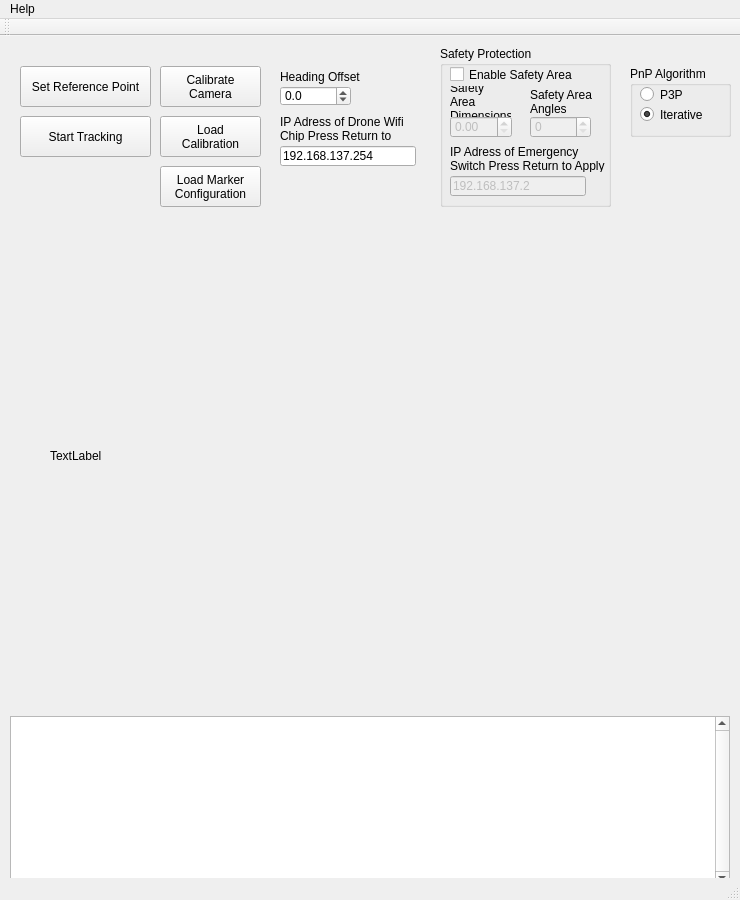
LordTofu/RigidTrack, file 4000_Visualization/4100_Benchmark_Visualization/Camera_Tracking/RigidTrack/RigidTrack/RigidTrack.ui: the form before one commit.
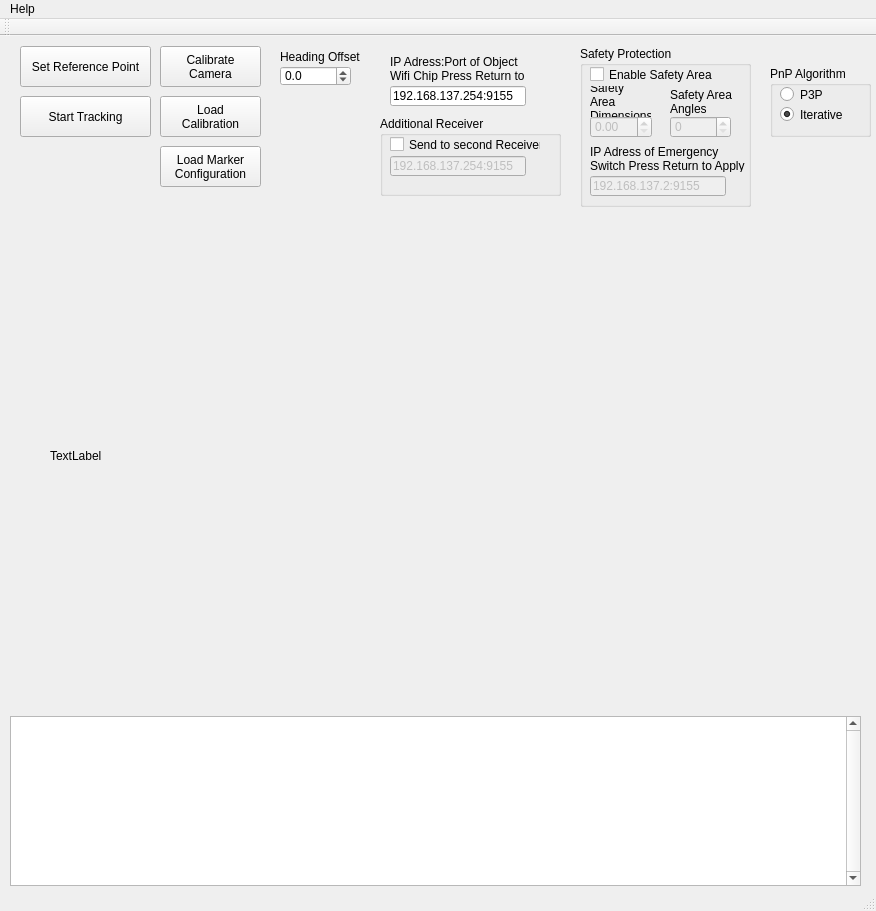
The form after the commit.

Commit message: # changed OpenCV from 3.1 to 3.2 # included IP adress and port field in the gui # renamed variables in source code

```diff
--- a/4000_Visualization/4100_Benchmark_Visualization/Camera_Tracking/RigidTrack/RigidTrack/RigidTrack.ui
+++ b/4000_Visualization/4100_Benchmark_Visualization/Camera_Tracking/RigidTrack/RigidTrack/RigidTrack.ui
@@ -6,8 +6,8 @@
    <rect>
     <x>0</x>
     <y>0</y>
-    <width>740</width>
-    <height>900</height>
+    <width>876</width>
+    <height>911</height>
    </rect>
   </property>
   <property name="windowTitle">
@@ -18,7 +18,7 @@
     <property name="geometry">
      <rect>
       <x>20</x>
-      <y>80</y>
+      <y>60</y>
       <width>131</width>
       <height>41</height>
      </rect>
@@ -47,7 +47,7 @@
     <property name="geometry">
      <rect>
       <x>20</x>
-      <y>30</y>
+      <y>10</y>
       <width>131</width>
       <height>41</height>
      </rect>
@@ -60,7 +60,7 @@
     <property name="geometry">
      <rect>
       <x>160</x>
-      <y>30</y>
+      <y>10</y>
       <width>101</width>
       <height>41</height>
      </rect>
@@ -74,7 +74,7 @@
     <property name="geometry">
      <rect>
       <x>160</x>
-      <y>80</y>
+      <y>60</y>
       <width>101</width>
       <height>41</height>
      </rect>
@@ -89,7 +89,7 @@
      <rect>
       <x>10</x>
       <y>680</y>
-      <width>720</width>
+      <width>851</width>
       <height>170</height>
      </rect>
     </property>
@@ -101,7 +101,7 @@
     <property name="geometry">
      <rect>
       <x>280</x>
-      <y>50</y>
+      <y>30</y>
       <width>71</width>
       <height>20</height>
      </rect>
@@ -120,7 +120,7 @@
     <property name="geometry">
      <rect>
       <x>280</x>
-      <y>30</y>
+      <y>10</y>
       <width>136</width>
       <height>21</height>
      </rect>
@@ -132,27 +132,27 @@
    <widget class="QLineEdit" name="leIPDrone">
     <property name="geometry">
      <rect>
-      <x>280</x>
-      <y>110</y>
+      <x>390</x>
+      <y>50</y>
       <width>136</width>
       <height>20</height>
      </rect>
     </property>
     <property name="text">
-     <string>192.168.137.254</string>
+     <string>192.168.137.254:9155</string>
     </property>
    </widget>
    <widget class="QLabel" name="label_2">
     <property name="geometry">
      <rect>
-      <x>280</x>
-      <y>80</y>
+      <x>390</x>
+      <y>20</y>
       <width>141</width>
       <height>26</height>
      </rect>
     </property>
     <property name="text">
-     <string>IP Adress of Drone Wifi Chip Press Return to Apply Changes</string>
+     <string>IP Adress:Port of Object Wifi Chip Press Return to Apply Changes</string>
     </property>
     <property name="wordWrap">
      <bool>true</bool>
@@ -161,7 +161,7 @@
    <widget class="QGroupBox" name="groupBox">
     <property name="geometry">
      <rect>
-      <x>630</x>
+      <x>770</x>
       <y>30</y>
       <width>101</width>
       <height>71</height>
@@ -203,7 +203,7 @@
    <widget class="QGroupBox" name="groupBox_2">
     <property name="geometry">
      <rect>
-      <x>440</x>
+      <x>580</x>
       <y>10</y>
       <width>171</width>
       <height>161</height>
@@ -311,7 +311,7 @@
       </rect>
      </property>
      <property name="text">
-      <string>192.168.137.2</string>
+      <string>192.168.137.2:9155</string>
      </property>
     </widget>
     <widget class="QLabel" name="label_3">
@@ -335,7 +335,7 @@
     <property name="geometry">
      <rect>
       <x>160</x>
-      <y>130</y>
+      <y>110</y>
       <width>101</width>
       <height>41</height>
      </rect>
@@ -345,13 +345,58 @@
 Configuration</string>
     </property>
    </widget>
+   <widget class="QGroupBox" name="groupBox_3">
+    <property name="geometry">
+     <rect>
+      <x>380</x>
+      <y>80</y>
+      <width>181</width>
+      <height>80</height>
+     </rect>
+    </property>
+    <property name="title">
+     <string>Additional Receiver</string>
+    </property>
+    <widget class="QCheckBox" name="cbSafety2">
+     <property name="geometry">
+      <rect>
+       <x>10</x>
+       <y>20</y>
+       <width>151</width>
+       <height>17</height>
+      </rect>
+     </property>
+     <property name="toolTip">
+      <string>If this check box is enabled the software will monitor the position and attitude. If the values of safety area dimensions and safety area angles are exceeded a disable signal is sent via UDP.</string>
+     </property>
+     <property name="text">
+      <string>Send to second Receiver</string>
+     </property>
+    </widget>
+    <widget class="QLineEdit" name="leIPSafety2">
+     <property name="enabled">
+      <bool>false</bool>
+     </property>
+     <property name="geometry">
+      <rect>
+       <x>10</x>
+       <y>40</y>
+       <width>136</width>
+       <height>20</height>
+      </rect>
+     </property>
+     <property name="text">
+      <string>192.168.137.254:9155</string>
+     </property>
+    </widget>
+   </widget>
   </widget>
   <widget class="QMenuBar" name="menuBar">
    <property name="geometry">
     <rect>
      <x>0</x>
      <y>0</y>
-     <width>740</width>
+     <width>876</width>
      <height>21</height>
     </rect>
    </property>
```
Left out of the diff: 4 changed lines with no effect on the pictures. The commit also changes 37 other files.
